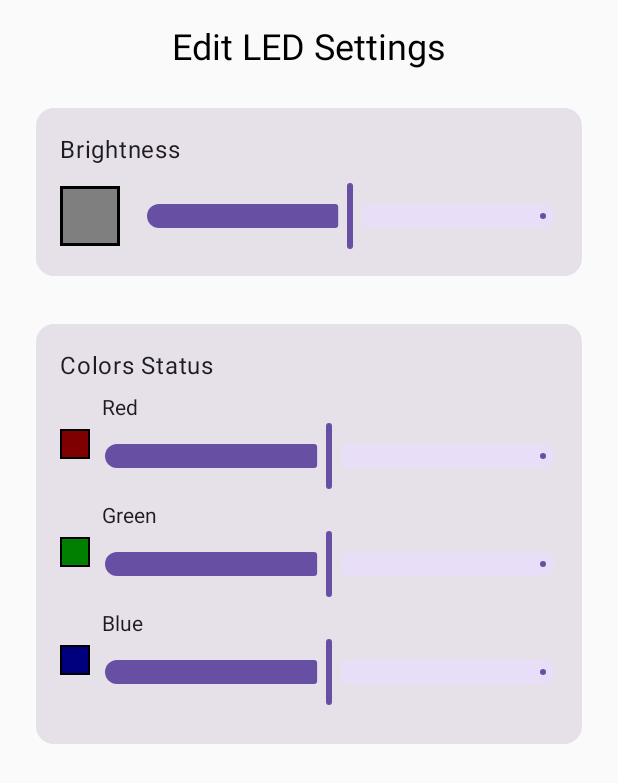
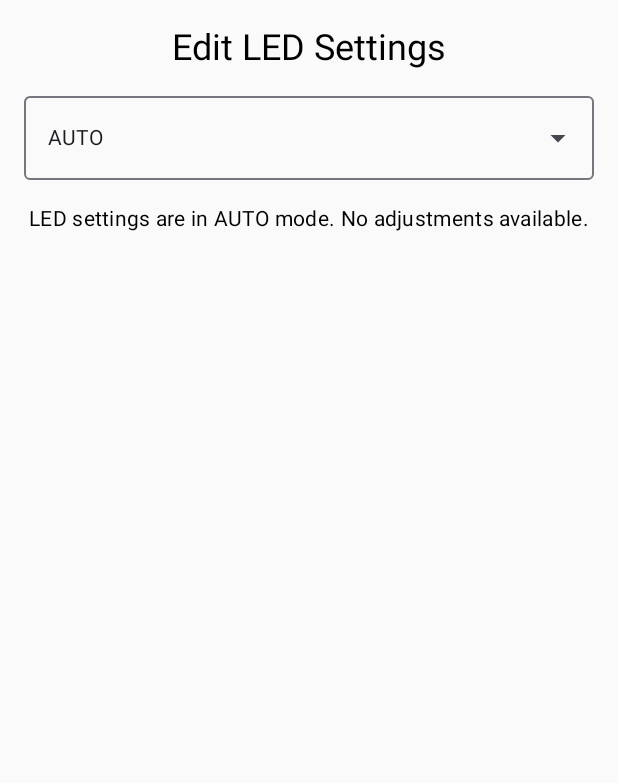
Before and after one commit to vorovskajalapa/diploma, an Android app built with Jetpack Compose: the LEDScreen screen opened through its navigation route, on a phone screen of 412 x 824 dp. Shown: the top 783 px of the screen. Run offline under Robolectric (Android 15) with nearby library versions, the phone set to English and light mode, and no system bars; our stand-ins replace Room's generated code.

Commit message:
upd repo

```diff
--- a/application-ha/app/src/main/java/com/example/iot_ha/ui/navigation/AppNavHost.kt
+++ b/application-ha/app/src/main/java/com/example/iot_ha/ui/navigation/AppNavHost.kt
@@ -1,6 +1,6 @@
 package com.example.iot_ha.ui.navigation
 
-import LEDScreen
+import com.example.iot_ha.ui.screens.home.settings.LEDScreen
 import androidx.compose.runtime.Composable
 import androidx.compose.ui.platform.LocalContext
 import androidx.lifecycle.viewmodel.compose.viewModel
--- a/application-ha/app/src/main/java/com/example/iot_ha/ui/screens/home/settings/LEDScreen.kt
+++ b/application-ha/app/src/main/java/com/example/iot_ha/ui/screens/home/settings/LEDScreen.kt
@@ -1,15 +1,15 @@
+package com.example.iot_ha.ui.screens.home.settings
+
 import androidx.compose.foundation.layout.Column
 import androidx.compose.foundation.layout.Spacer
 import androidx.compose.foundation.layout.fillMaxSize
+import androidx.compose.foundation.layout.fillMaxWidth
 import androidx.compose.foundation.layout.height
 import androidx.compose.foundation.layout.padding
 import androidx.compose.foundation.rememberScrollState
 import androidx.compose.foundation.verticalScroll
-import androidx.compose.material3.MaterialTheme
-import androidx.compose.material3.Text
-import androidx.compose.runtime.Composable
-import androidx.compose.runtime.collectAsState
-import androidx.compose.runtime.getValue
+import androidx.compose.material3.*
+import androidx.compose.runtime.*
 import androidx.compose.ui.Alignment
 import androidx.compose.ui.Modifier
 import androidx.compose.ui.graphics.Color
@@ -21,6 +21,7 @@ import com.example.iot_ha.ui.components.settings.led.ColorsCard
 import com.example.iot_ha.ui.viewmodels.LEDScreenViewModel
 import com.example.iot_ha.ui.viewmodels.factory.LEDScreenViewModelFactory
 
+@OptIn(ExperimentalMaterial3Api::class)
 @Composable
 fun LEDScreen() {
     val brightness by LEDState.brightness.collectAsState()
@@ -29,6 +30,9 @@ fun LEDScreen() {
     val blue by LEDState.blue.collectAsState()
 
     val ledScreenViewModel: LEDScreenViewModel = viewModel(factory = LEDScreenViewModelFactory())
+
+    var selectedMode by remember { mutableStateOf("AUTO") }
+    var expanded by remember { mutableStateOf(false) }
 
     Column(
         modifier = Modifier
@@ -41,6 +45,47 @@ fun LEDScreen() {
 
         Spacer(modifier = Modifier.height(16.dp))
 
+        ExposedDropdownMenuBox(
+            expanded = expanded,
+            onExpandedChange = { expanded = !expanded }
+        ) {
+            OutlinedTextField(
+                value = selectedMode,
+                onValueChange = {},
+                readOnly = true,
+                modifier = Modifier
+                    .fillMaxWidth()
+                    .menuAnchor(),
+                trailingIcon = {
+                    ExposedDropdownMenuDefaults.TrailingIcon(expanded = expanded)
+                }
+            )
+
+            ExposedDropdownMenu(
+                expanded = expanded,
+                onDismissRequest = { expanded = false }
+            ) {
+                DropdownMenuItem(
+                    text = { Text("AUTO") },
+                    onClick = {
+                        ledScreenViewModel.setAUTOMode()
+                        selectedMode = "AUTO"
+                        expanded = false
+                    }
+                )
+                DropdownMenuItem(
+                    text = { Text("MANUAL") },
+                    onClick = {
+                        selectedMode = "MANUAL"
+                        expanded = false
+                    }
+                )
+            }
+        }
+
+        Spacer(modifier = Modifier.height(16.dp))
+
+        if (selectedMode == "MANUAL") {
             BrigtnessCard(
                 title = "Brightness",
                 color = Color(brightness / 255f, brightness / 255f, brightness / 255f),
@@ -60,5 +105,8 @@ fun LEDScreen() {
                 onBlueChange = { LEDState.setBlue(it) },
                 onValueChangeFinished = { ledScreenViewModel.sendLEDStatus() }
             )
+        } else {
+            Text(text = "LED settings are in AUTO mode. No adjustments available.", style = MaterialTheme.typography.bodyMedium)
         }
     }
+}
--- a/application-ha/app/src/main/java/com/example/iot_ha/ui/viewmodels/shared/SensorsViewModel.kt
+++ b/application-ha/app/src/main/java/com/example/iot_ha/ui/viewmodels/shared/SensorsViewModel.kt
@@ -1,6 +1,5 @@
 package com.example.iot_ha.ui.viewmodels.shared
 
-import android.util.Log
 import androidx.lifecycle.ViewModel
 import com.example.iot_ha.ui.viewmodels.shared.data.SensorsData
 import kotlinx.coroutines.flow.MutableStateFlow
@@ -13,8 +12,4 @@ class SensorsViewModel : ViewModel() {
     fun updateSensorData(topic: String, payload: String) {
         _sensorData.value += (topic to SensorsData(topic, payload))
     }
-
-    fun test() {
-        Log.i("ViewModel", "TESTING MESSAGE")
-    }
 }
```
Also changed, not shown: application-ha/app/src/main/java/com/example/iot_ha/ui/viewmodels/LEDScreenViewModel.kt (+22 -0 lines), 5 other files. Lines whose indentation alone changed are shown as unchanged.
